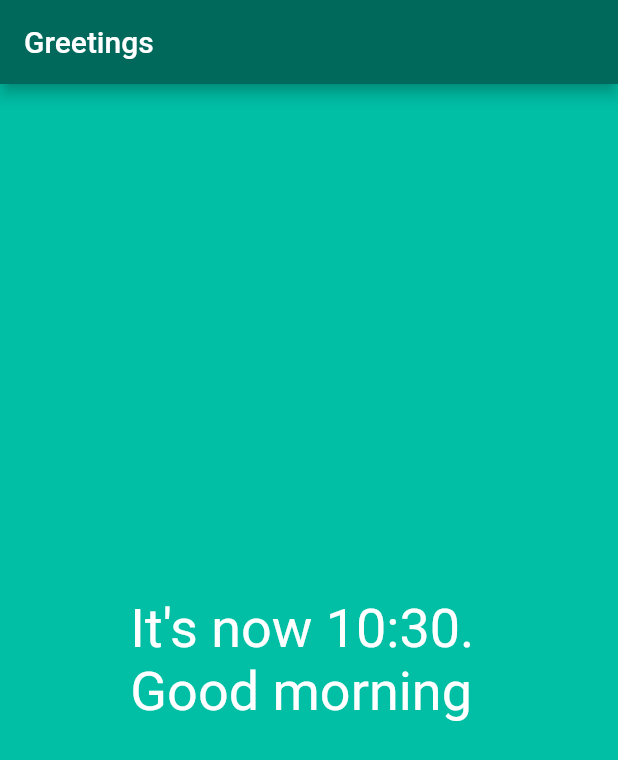
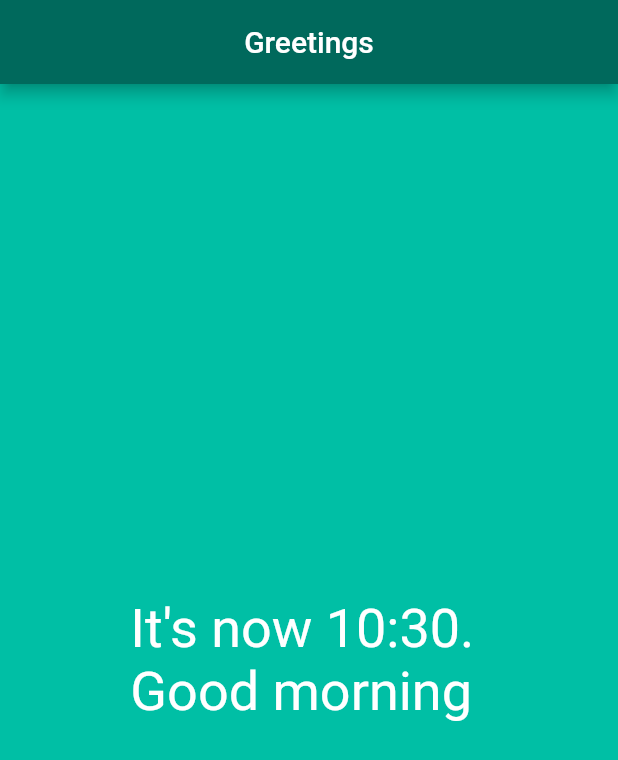
Before and after one commit to Andhrah/hello_flutter, a Flutter app: the screen it shows after launch, on a phone screen of 412 x 824 dp. Shown: the top 760 px of the screen. Run offline on Flutter 3.47's test engine with Material 2 defaults, Android fonts, the phone set to English and light mode, and no system bars.

Commit message:
center app title

```diff
--- a/lib/main.dart
+++ b/lib/main.dart
@@ -12,7 +12,9 @@ class HelloFlutterApp extends StatelessWidget {
       home: Scaffold(
       // Scaffold widget allows us to create application bar
       appBar: AppBar(
-        title: Text("Greetings"),
+        title: Center(
+          child: Text("Greetings")
+        ),
         backgroundColor: Color(0xff00695C),
       ),
       body: Home()
```
